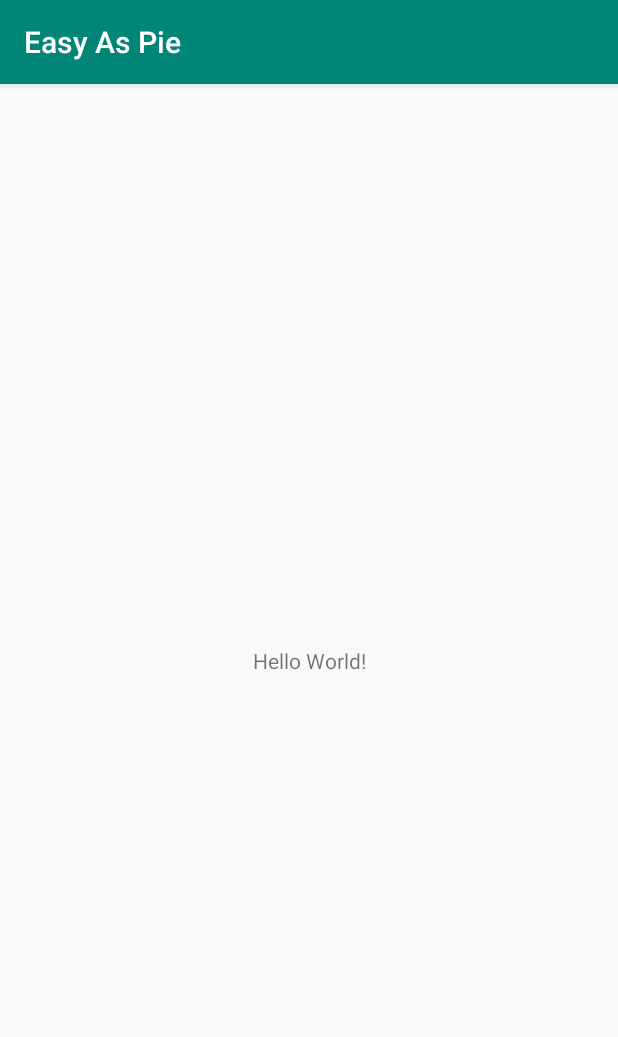
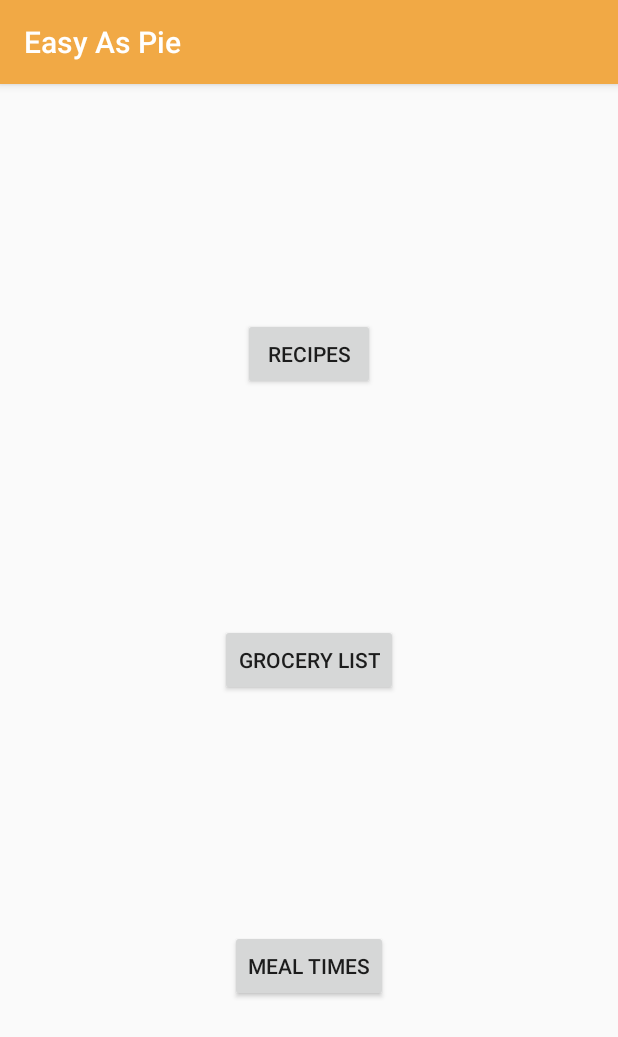
Before and after one commit to twy16b/EasyAsPie, an Android app: the screen it shows after launch (MainActivity), on a phone screen of 412 x 824 dp. Shown: the top 1037 px of the screen. Run offline under Robolectric (Android 15) with nearby library versions, the phone set to English and light mode, and no system bars.

Commit message:
Create main menu and recipe activity

```diff
--- a/app/build.gradle
+++ b/app/build.gradle
@@ -26,4 +26,5 @@ dependencies {
     testImplementation 'junit:junit:4.12'
     androidTestImplementation 'androidx.test.ext:junit:1.1.1'
     androidTestImplementation 'androidx.test.espresso:espresso-core:3.2.0'
+    implementation 'com.google.android.material:material:1.0.0'
 }
--- a/app/src/main/AndroidManifest.xml
+++ b/app/src/main/AndroidManifest.xml
@@ -9,6 +9,7 @@
         android:roundIcon="@mipmap/ic_launcher_round"
         android:supportsRtl="true"
         android:theme="@style/AppTheme">
+        <activity android:name=".RecipesActivity"></activity>
         <activity android:name=".MainActivity">
             <intent-filter>
                 <action android:name="android.intent.action.MAIN" />
--- a/app/src/main/res/layout/activity_main.xml
+++ b/app/src/main/res/layout/activity_main.xml
@@ -6,13 +6,40 @@
     android:layout_height="match_parent"
     tools:context=".MainActivity">
 
-    <TextView
+    <Button
+        android:id="@+id/button_recipes"
         android:layout_width="wrap_content"
         android:layout_height="wrap_content"
-        android:text="Hello World!"
-        app:layout_constraintBottom_toBottomOf="parent"
-        app:layout_constraintLeft_toLeftOf="parent"
-        app:layout_constraintRight_toRightOf="parent"
+        android:onClick="onClick"
+        android:text="Recipes"
+        app:layout_constraintBottom_toTopOf="@+id/button_grocery"
+        app:layout_constraintEnd_toEndOf="parent"
+        app:layout_constraintHorizontal_bias="0.5"
+        app:layout_constraintStart_toStartOf="parent"
         app:layout_constraintTop_toTopOf="parent" />
 
+    <Button
+        android:id="@+id/button_grocery"
+        android:layout_width="wrap_content"
+        android:layout_height="wrap_content"
+        android:onClick="onClick"
+        android:text="Grocery List"
+        app:layout_constraintBottom_toTopOf="@+id/button_times"
+        app:layout_constraintEnd_toEndOf="parent"
+        app:layout_constraintHorizontal_bias="0.5"
+        app:layout_constraintStart_toStartOf="parent"
+        app:layout_constraintTop_toBottomOf="@+id/button_recipes" />
+
+    <Button
+        android:id="@+id/button_times"
+        android:layout_width="wrap_content"
+        android:layout_height="wrap_content"
+        android:onClick="onClick"
+        android:text="Meal Times"
+        app:layout_constraintBottom_toBottomOf="parent"
+        app:layout_constraintEnd_toEndOf="parent"
+        app:layout_constraintHorizontal_bias="0.5"
+        app:layout_constraintStart_toStartOf="parent"
+        app:layout_constraintTop_toBottomOf="@+id/button_grocery" />
+
 </androidx.constraintlayout.widget.ConstraintLayout>
--- a/app/src/main/res/values/colors.xml
+++ b/app/src/main/res/values/colors.xml
@@ -1,6 +1,6 @@
 <?xml version="1.0" encoding="utf-8"?>
 <resources>
-    <color name="colorPrimary">#008577</color>
-    <color name="colorPrimaryDark">#00574B</color>
-    <color name="colorAccent">#D81B60</color>
+    <color name="colorPrimary">#F1A945</color>
+    <color name="colorPrimaryDark">#C59143</color>
+    <color name="colorAccent">#FF9800</color>
 </resources>
--- /dev/null
+++ b/app/src/main/res/values/dimens.xml
@@ -0,0 +1,3 @@
+<resources>
+    <dimen name="fab_margin">16dp</dimen>
+</resources>
```
Also changed, not shown: app/src/main/java/edu/fsu/cs/easyaspie/MainActivity.java (+16 -0 lines), app/src/main/java/edu/fsu/cs/easyaspie/RecipesActivity.java (added, +30 -0 lines), app/src/main/res/layout/activity_recipes.xml (added, +30 -0 lines), app/src/main/res/layout/content_recipes.xml (added, +11 -0 lines), app/src/main/res/values/styles.xml (+9 -1 lines).
